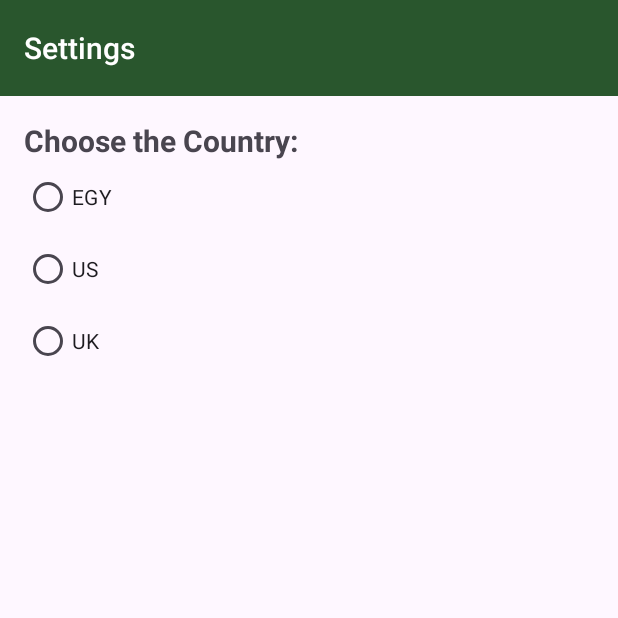
After one commit to maryamasem/News_App, an Android app: the SettingActivity screen opened directly, with no data from a screen before it, on a phone screen of 412 x 824 dp, the top half of it. The commit adds this screen. Run offline under Robolectric (Android 15) with nearby library versions, the phone set to English and light mode, and no system bars; Roboto replaces fonts that are not available here.

Commit message:
add setting activity

```diff
--- a/app/src/main/AndroidManifest.xml
+++ b/app/src/main/AndroidManifest.xml
@@ -1,9 +1,10 @@
 <?xml version="1.0" encoding="utf-8"?>
 <manifest xmlns:android="http://schemas.android.com/apk/res/android"
     xmlns:tools="http://schemas.android.com/tools">
-    <uses-permission android:name="android.permission.INTERNET"/>
+
+    <uses-permission android:name="android.permission.INTERNET" />
+
     <application
-        android:usesCleartextTraffic="true"
         android:allowBackup="true"
         android:dataExtractionRules="@xml/data_extraction_rules"
         android:fullBackupContent="@xml/backup_rules"
@@ -11,7 +12,11 @@
         android:label="@string/app_name"
         android:roundIcon="@mipmap/ic_launcher_round"
         android:supportsRtl="true"
-        android:theme="@style/Theme.WhatNow">
+        android:theme="@style/Theme.WhatNow"
+        android:usesCleartextTraffic="true">
+        <activity
+            android:name=".SettingActivity"
+            android:exported="false" />
         <activity
             android:name=".MainActivity"
             android:exported="true">
@@ -21,6 +26,7 @@
                 <category android:name="android.intent.category.LAUNCHER" />
             </intent-filter>
         </activity>
+
         <meta-data
             android:name="preloaded_fonts"
             android:resource="@array/preloaded_fonts" />
--- /dev/null
+++ b/app/src/main/java/com/depi/whatnow/SettingActivity.kt
@@ -0,0 +1,20 @@
+package com.depi.whatnow
+
+import android.os.Bundle
+import androidx.activity.enableEdgeToEdge
+import androidx.appcompat.app.AppCompatActivity
+import androidx.core.view.ViewCompat
+import androidx.core.view.WindowInsetsCompat
+
+class SettingActivity : AppCompatActivity() {
+    override fun onCreate(savedInstanceState: Bundle?) {
+        super.onCreate(savedInstanceState)
+        enableEdgeToEdge()
+        setContentView(R.layout.activity_setting)
+        ViewCompat.setOnApplyWindowInsetsListener(findViewById(R.id.main)) { v, insets ->
+            val systemBars = insets.getInsets(WindowInsetsCompat.Type.systemBars())
+            v.setPadding(systemBars.left, systemBars.top, systemBars.right, systemBars.bottom)
+            insets
+        }
+    }
+}
--- /dev/null
+++ b/app/src/main/res/layout/activity_setting.xml
@@ -0,0 +1,59 @@
+<?xml version="1.0" encoding="utf-8"?>
+<LinearLayout
+    xmlns:android="http://schemas.android.com/apk/res/android"
+    xmlns:app="http://schemas.android.com/apk/res-auto"
+    xmlns:tools="http://schemas.android.com/tools"
+    android:id="@+id/main"
+    android:layout_width="match_parent"
+    android:layout_height="match_parent"
+    android:orientation="vertical"
+    tools:context=".SettingActivity">
+
+    <Toolbar
+        android:layout_width="match_parent"
+        android:layout_height="64dp"
+        android:title="@string/settings"
+        android:titleTextColor="@color/white"
+        android:background="#29562D"/>
+
+
+    <TextView
+        android:paddingTop="16dp"
+        android:paddingStart="16dp"
+        android:paddingEnd="16dp"
+        android:layout_width="wrap_content"
+        android:layout_height="wrap_content"
+        android:textSize="20sp"
+        android:textStyle="bold"
+        android:text="@string/choose_the_country"/>
+
+    <RadioGroup
+        android:id="@+id/countries_rg"
+        android:paddingStart="16dp"
+        android:paddingEnd="16dp"
+        android:layout_width="match_parent"
+        android:layout_height="wrap_content">
+
+        <RadioButton
+            android:id="@+id/eg_btn"
+            android:layout_width="wrap_content"
+            android:layout_height="wrap_content"
+            android:text="@string/egy" />
+
+        <RadioButton
+            android:layout_width="wrap_content"
+            android:layout_height="wrap_content"
+            android:text="@string/us"
+            android:id="@+id/us_rb"/>
+
+
+        <RadioButton
+            android:id="@+id/uk_btn"
+            android:layout_width="wrap_content"
+            android:layout_height="wrap_content"
+            android:text="@string/uk"/>
+
+
+    </RadioGroup>
+
+</LinearLayout>
--- a/app/src/main/res/values/strings.xml
+++ b/app/src/main/res/values/strings.xml
@@ -1,3 +1,8 @@
 <resources>
     <string name="app_name">What Now</string>
+    <string name="egy">EGY</string>
+    <string name="settings">Settings</string>
+    <string name="choose_the_country">Choose the Country:</string>
+    <string name="us">US</string>
+    <string name="uk">UK</string>
 </resources>
```
